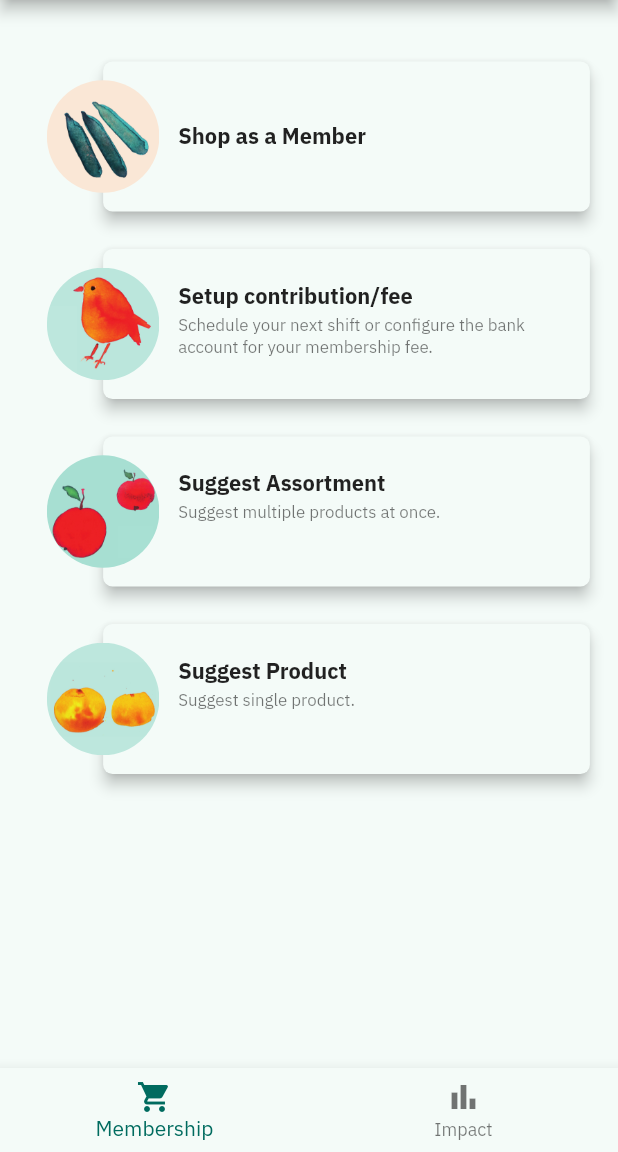
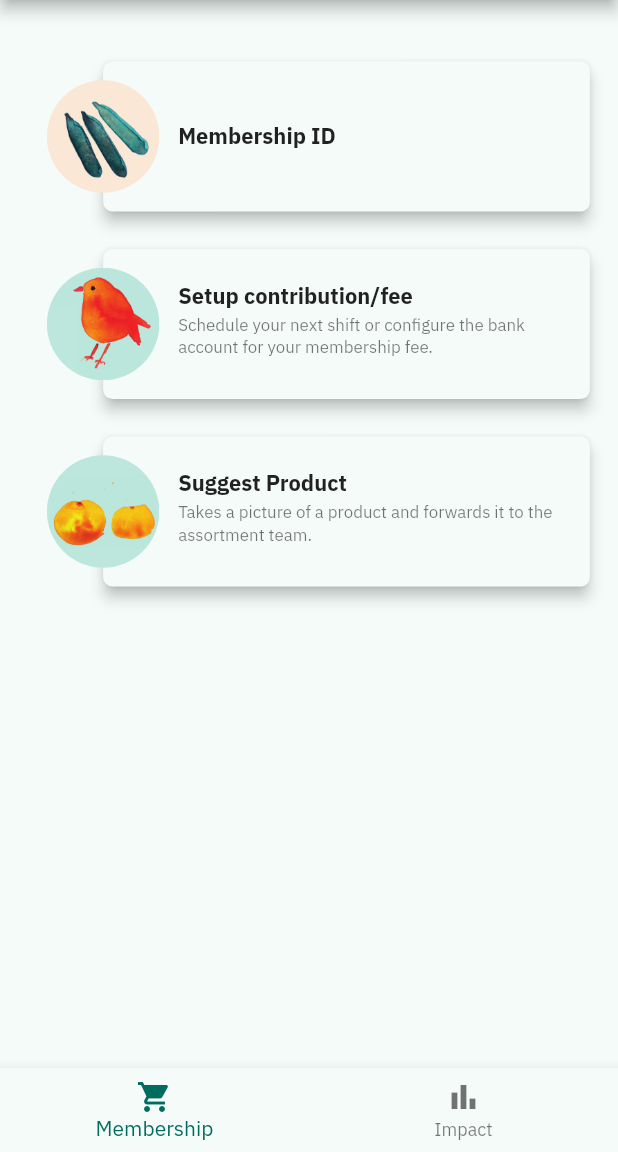
Before and after one commit to WirMarkt/wirmarkt-app, a Flutter app: the HomePage screen opened directly, on a phone screen of 412 x 824 dp, the part 84-1236 px from its top. Run offline on Flutter 3.47's test engine with Material 2 defaults, Android fonts, the phone set to English and light mode, and no system bars; our stand-ins replace bloc, camera, equatable, flutter_bloc, flutter_secure_storage, formz and 4 more; missing offline and left inert: scan; accounts and stored records are empty.

Commit message:
simplify assortment suggestions

```diff
--- a/lib/home/view/home_page.dart
+++ b/lib/home/view/home_page.dart
@@ -70,7 +70,8 @@ class _HomePageState extends State<HomePage> {
     );
   }
 
-  Widget generateShoppingCartUI() {
+  //TODO this should be a separate widget
+  Widget generateMembershipUI() {
     const paddingVertical = 16.0;
 
     //TODO put in separate widget
@@ -80,7 +81,7 @@ class _HomePageState extends State<HomePage> {
         Column(
           children: [
             OnboardingCard(
-              title: S.of(context).shopAsMemberTitle,
+              title: S.of(context).showMembershipID,
               onTap: () {
                 Navigator.of(context).push(MemberInfoPage.route());
               },
@@ -95,23 +96,6 @@ class _HomePageState extends State<HomePage> {
               iconImage: const AssetImage("images/plan_member_contribution.jpg"),
             ),
           ],
-        ),
-        OnboardingCard(
-          title: S.of(context).createAssortmentSuggestionTitle,
-          explanation: S.of(context).createAssortmentSuggestionExplanation,
-          onTap: () {
-            Navigator.of(context).push(
-              MaterialPageRoute<void>(
-                builder: (BuildContext context) => SuggestProductPage(
-                    instructionsText:
-                    S.of(context).suggestAssortmentInstructionText,
-                    title: S.of(context).createAssortmentSuggestionTitle),
-              ),
-            );
-          },
-          iconImage: const AssetImage("images/add_assortment_wish.jpg"),
-          //TODO this should be dynamic
-          done: false,
         ),
         OnboardingCard(
           title: S.of(context).createProductSuggestionTitle,
@@ -149,7 +133,7 @@ class _HomePageState extends State<HomePage> {
   Widget buildPageUi(int page) {
     switch (page) {
       case 0:
-        return generateShoppingCartUI();
+        return generateMembershipUI();
       case 1:
         return const ImpactColumn();
       default:
--- a/lib/l10n/intl_en.arb
+++ b/lib/l10n/intl_en.arb
@@ -3,11 +3,9 @@
   "memberLabel": "Member",
   "setupMembershipTitle": "Setup Membership",
   "setupMembershipExplanation": "Store badge in smartphone.",
-  "shopAsMemberTitle": "Shop as a Member",
+  "showMembershipID": "Membership ID",
   "createProductSuggestionTitle": "Suggest Product",
-  "createProductSuggestionExplanation": "Suggest single product.",
-  "createAssortmentSuggestionTitle": "Suggest Assortment",
-  "createAssortmentSuggestionExplanation": "Suggest multiple products at once.",
+  "createProductSuggestionExplanation": "Takes a picture of a product and forwards it to the assortment team.",
   "settingsTitle": "Settings",
   "scanResultTitle": "Scan Result",
   "resultLabel": "Result",
@@ -17,7 +15,6 @@
   "membershipTitle": "Membership",
   "showBarcodeAtPOSLabel": "Show this barcode at the checkout in the store.",
   "suggestProductInstructionText": "Take a photo of the product you want to suggest.",
-  "suggestAssortmentInstructionText": "Take a picture of your fridge or pantry showing all the products you want to suggest.",
   "scanMembershipBarcodeExplanation": "Hold the camera in front of the membership barcode.",
   "planContributionTitle": "Setup contribution/fee",
   "planContributionExplanation": "Schedule your next shift or configure the bank account for your membership fee.",
```
Also changed, not shown: lib/l10n/intl_de.arb (+3 -6 lines), lib/generated/intl/messages_de.dart, lib/generated/intl/messages_en.dart, lib/generated/l10n.dart, 1 other file.
